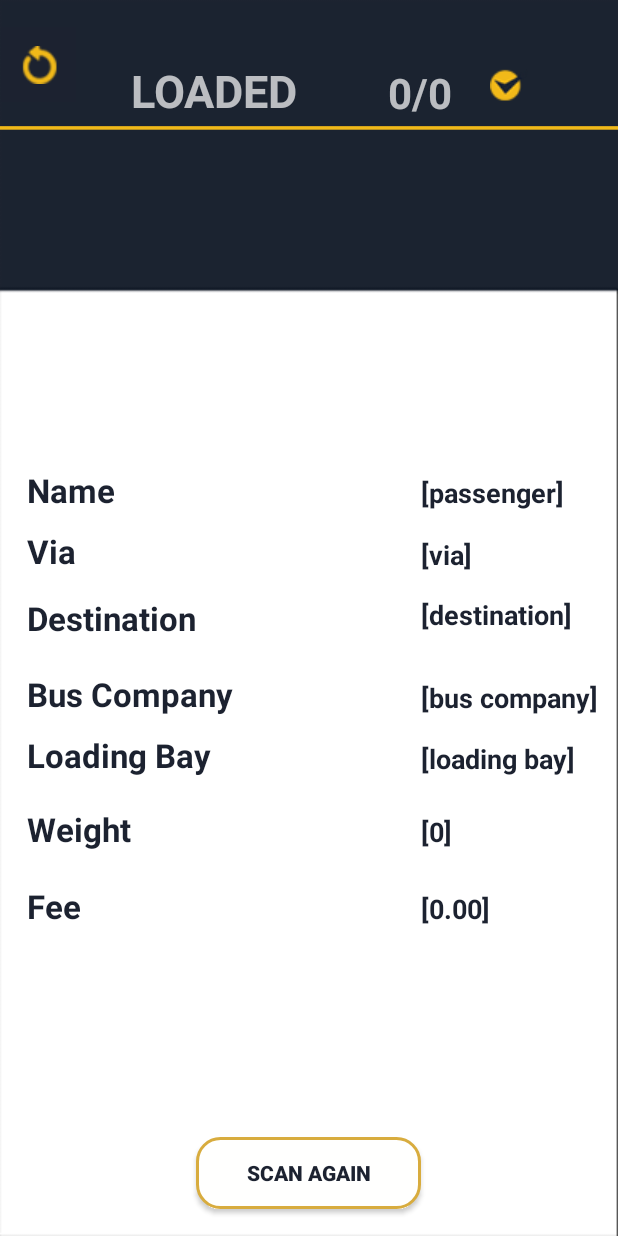
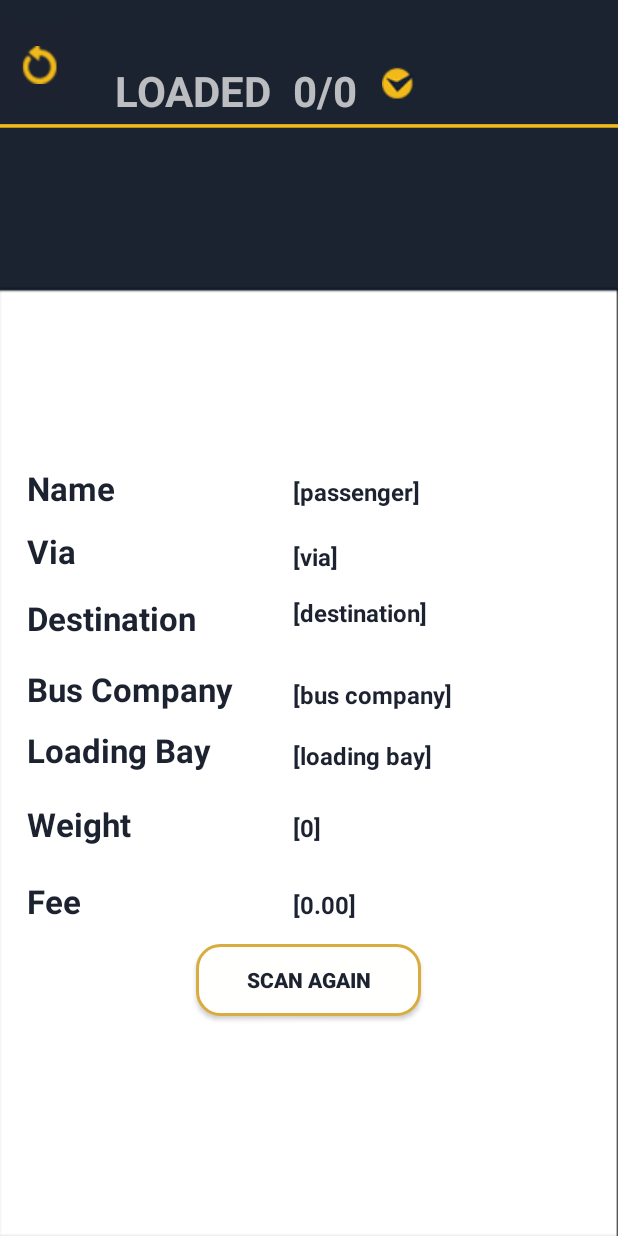
Before and after one commit to jmrequioma/qrcodescanner, an Android app: the layout activity_display.xml on its own in the app's theme, with its tools: preview values and no code run, on a phone screen of 412 x 824 dp. Run offline under Robolectric (Android 15) with nearby library versions, the phone set to English and light mode, and no system bars.

Commit message:
final UI for sprint

```diff
--- a/app/src/main/java/com/example/dcs_madl14/upliftqrscanner/Display.java
+++ b/app/src/main/java/com/example/dcs_madl14/upliftqrscanner/Display.java
@@ -209,9 +209,9 @@ public class Display extends Activity {
                     unloadedCnt++;
                 }
             }
-            if (loadedCnt == unloadedCnt) {
+            //if (loadedCnt == unloadedCnt) {
                 check.setVisibility(View.VISIBLE);
-            }
+            //}
             //Log.i("hello", status);
             //JSONArray photos = new JSONTokener(response).nextValue();
             //JSONArray.
--- a/app/src/main/res/layout/activity_display.xml
+++ b/app/src/main/res/layout/activity_display.xml
@@ -13,9 +13,9 @@
             android:id="@+id/btnScan"
             android:layout_width="150dp"
             android:layout_height="wrap_content"
-            android:layout_alignParentBottom="true"
+            android:layout_below="@+id/fee_label"
             android:layout_centerHorizontal="true"
-            android:layout_marginBottom="18dp"
+            android:layout_marginTop="14dp"
             android:background="@drawable/scan_again"
             android:onClick="onClick"
             android:text="@string/scan_label"
@@ -39,11 +39,12 @@
             android:layout_width="wrap_content"
             android:layout_height="wrap_content"
             android:layout_above="@+id/via_label"
-            android:layout_marginBottom="12dp"
-            android:layout_toEndOf="@+id/btnScan"
+            android:layout_marginBottom="14dp"
+            android:layout_marginStart="14dp"
+            android:layout_toEndOf="@+id/status_label"
             android:text="@string/passenger_value"
             android:textColor="@color/colorPrimaryDark"
-            android:textSize="18sp"
+            android:textSize="16sp"
             android:textStyle="bold" />
 
         <TextView
@@ -65,7 +66,7 @@
             android:layout_alignTop="@+id/destination_label"
             android:text="@string/destination_value"
             android:textColor="@color/colorPrimaryDark"
-            android:textSize="18sp"
+            android:textSize="16sp"
             android:textStyle="bold" />
 
         <TextView
@@ -86,10 +87,10 @@
             android:layout_height="wrap_content"
             android:layout_alignStart="@+id/destination_value"
             android:layout_below="@+id/destination_label"
-            android:layout_marginTop="26dp"
+            android:layout_marginTop="25dp"
             android:text="@string/bus_value"
             android:textColor="@color/colorPrimaryDark"
-            android:textSize="18sp"
+            android:textSize="16sp"
             android:textStyle="bold" />
 
         <TextView
@@ -108,12 +109,12 @@
             android:id="@+id/loading_value"
             android:layout_width="wrap_content"
             android:layout_height="wrap_content"
-            android:gravity="left"
             android:layout_alignBottom="@+id/loading_label"
             android:layout_alignStart="@+id/bus_value"
+            android:gravity="center"
             android:text="@string/loading_value"
             android:textColor="@color/colorPrimaryDark"
-            android:textSize="18sp"
+            android:textSize="16sp"
             android:textStyle="bold" />
 
         <TextView
@@ -137,7 +138,7 @@
             android:layout_alignStart="@+id/loading_value"
             android:text="@string/weight_value"
             android:textColor="@color/colorPrimaryDark"
-            android:textSize="18sp"
+            android:textSize="16sp"
             android:textStyle="bold" />
 
         <TextView
@@ -158,21 +159,21 @@
             android:layout_height="wrap_content"
             android:layout_alignBaseline="@+id/fee_label"
             android:layout_alignBottom="@+id/fee_label"
-            android:layout_toEndOf="@+id/btnScan"
+            android:layout_alignStart="@+id/weight_value"
             android:text="@string/fee_value"
             android:textColor="@color/colorPrimaryDark"
-            android:textSize="18sp"
+            android:textSize="16sp"
             android:textStyle="bold" />
 
         <TextView
             android:id="@+id/status_label"
             android:layout_width="wrap_content"
             android:layout_height="wrap_content"
-            android:layout_alignParentTop="true"
-            android:layout_marginTop="40dp"
-            android:layout_toEndOf="@+id/weight_label"
+            android:layout_alignTop="@+id/btnRefresh"
+            android:layout_marginTop="23dp"
+            android:layout_toEndOf="@+id/passenger_label"
             android:text="@string/status_label"
-            android:textSize="30sp"
+            android:textSize="28sp"
             android:textStyle="bold" />
 
         <TextView
@@ -180,7 +181,7 @@
             android:layout_width="wrap_content"
             android:layout_height="wrap_content"
             android:layout_above="@+id/line"
-            android:layout_alignEnd="@+id/weight_value"
+            android:layout_alignStart="@+id/passenger_value"
             android:text="@string/status_value"
             android:textSize="28sp"
             android:textStyle="bold" />
@@ -205,7 +206,7 @@
             android:layout_alignStart="@+id/destination_value"
             android:text="@string/via_value"
             android:textColor="@color/colorPrimaryDark"
-            android:textSize="18sp"
+            android:textSize="16sp"
             android:textStyle="bold" />
 
         <ImageView
@@ -231,8 +232,8 @@
             android:id="@+id/check"
             android:layout_width="wrap_content"
             android:layout_height="wrap_content"
+            android:layout_alignEnd="@+id/passenger_value"
             android:layout_alignTop="@+id/status_value"
-            android:layout_toEndOf="@+id/fee_value"
             android:src="@drawable/ic_check" />
 
     </RelativeLayout>
```
